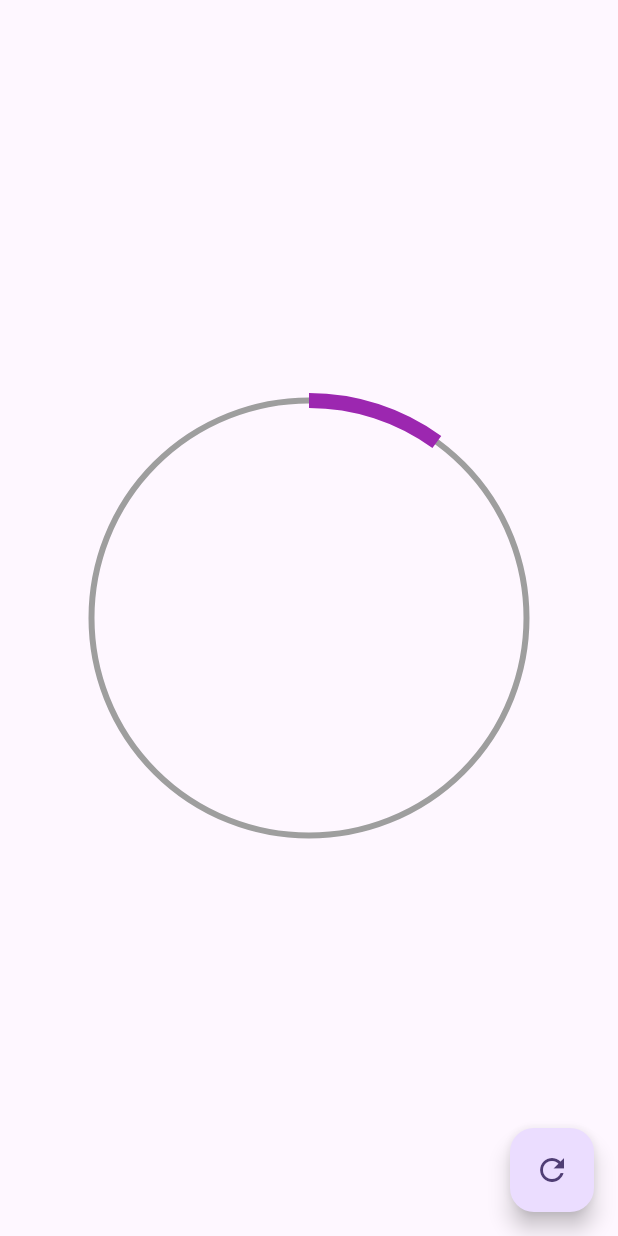
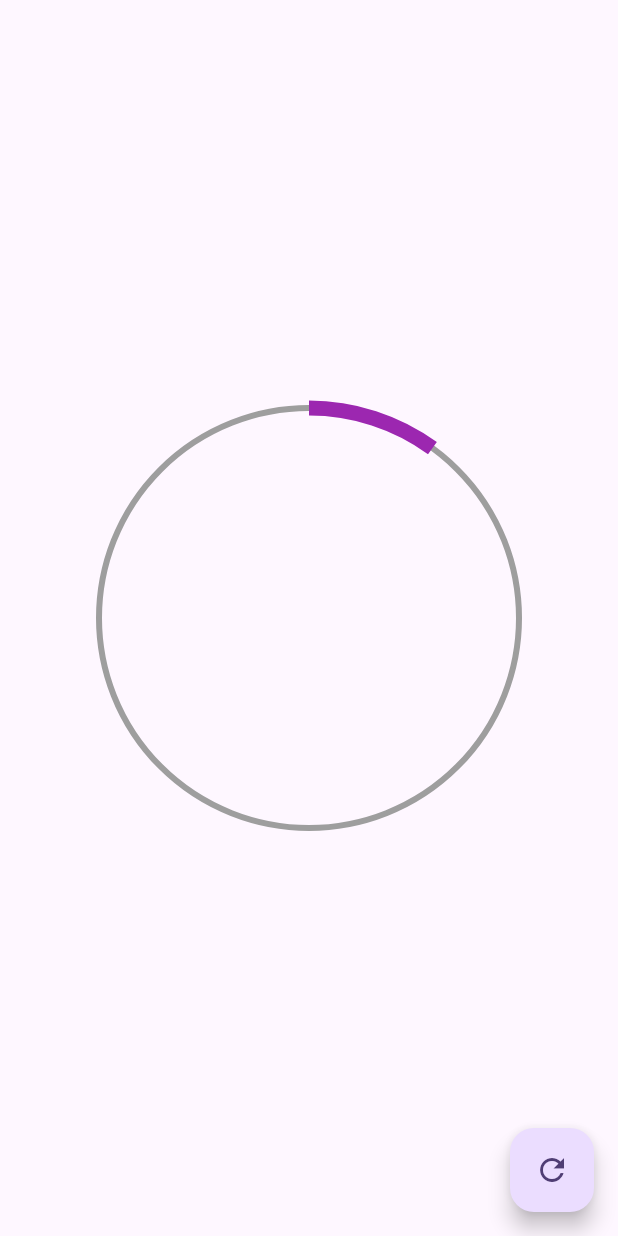
Before and after one commit to AugustoSan/curso_udemy_disenos, a Flutter app: the screen it shows after launch, after a tap on the "refresh" icon, on a phone screen of 412 x 824 dp. Run offline on Flutter 3.47's test engine with Material 3 defaults, Android fonts, the light colour scheme and no system bars.

Commit message:
creacion dw widget radial progress bar

```diff
--- a/lib/main.dart
+++ b/lib/main.dart
@@ -18,7 +18,7 @@
       theme: ThemeData(
         colorScheme: .fromSeed(seedColor: Colors.deepPurple),
       ),
-      home: CircularProgressPage(),
+      home: GraficasCircularesPage(),
     );
   }
 }
--- /dev/null
+++ b/lib/src/pages/graficas_circulares_page.dart
@@ -0,0 +1,36 @@
+import 'package:flutter/material.dart';
+import './../widgets/index.dart';
+
+class GraficasCircularesPage extends StatefulWidget {
+  const GraficasCircularesPage({super.key});
+
+  @override
+  State<GraficasCircularesPage> createState() => _GraficasCircularesPageState();
+}
+
+class _GraficasCircularesPageState extends State<GraficasCircularesPage> {
+  double porcentaje = 0.0;
+  @override
+  Widget build(BuildContext context) {
+    return Scaffold(
+      body: Center(
+        child: SizedBox(
+          width: 300,
+          height: 300,
+          child: RadialProgressBar(porcentaje: porcentaje),
+        ),
+      ),
+      floatingActionButton: FloatingActionButton(
+        child: const Icon(Icons.refresh),
+        onPressed: () {
+          setState(() {
+            porcentaje += 10;
+            if(porcentaje > 100) {
+              porcentaje = 0;
+            }
+          });
+        },
+      ),
+    );
+  }
+}
--- a/lib/src/pages/index.dart
+++ b/lib/src/pages/index.dart
@@ -1,3 +1,3 @@
 export './animaciones_page.dart';
 export './headers_page.dart';
-export './circular_progress_page.dart';
+export './graficas_circulares_page.dart';
--- a/lib/src/widgets/index.dart
+++ b/lib/src/widgets/index.dart
@@ -1 +1,2 @@
 export './headers.dart';
+export './radial_progress_bar.dart';
--- /dev/null
+++ b/lib/src/widgets/radial_progress_bar.dart
@@ -0,0 +1,102 @@
+import 'dart:math';
+import 'package:flutter/material.dart';
+
+class RadialProgressBar extends StatefulWidget {
+  final double porcentaje;
+
+  const RadialProgressBar({super.key, required this.porcentaje});
+
+  @override
+  State<RadialProgressBar> createState() => _RadialProgressBarState();
+}
+
+class _RadialProgressBarState extends State<RadialProgressBar> with SingleTickerProviderStateMixin {
+  late AnimationController controller;
+  late double porcentajeAnterior;
+
+  @override
+  void initState() {
+    porcentajeAnterior = widget.porcentaje;
+    controller = AnimationController(
+      vsync: this,
+      duration: const Duration(milliseconds: 200),
+    );
+    controller.addListener(() {
+      setState(() {});
+    });
+
+    super.initState();
+  }
+
+  @override
+  void dispose() {
+    controller.dispose();
+    super.dispose();
+  }
+
+  @override
+  Widget build(BuildContext context) {
+    controller.forward(from: 0);
+    final diferenciaAnimar = widget.porcentaje - porcentajeAnterior;
+    porcentajeAnterior = widget.porcentaje;
+    return AnimatedBuilder(
+      animation: controller,
+      builder: (context, child) {
+        return Container(
+          width: double.infinity,
+          height: double.infinity,
+          padding: const EdgeInsets.all(10),
+          child: CustomPaint(
+            painter: _MiRadialProgress((widget.porcentaje - diferenciaAnimar) + (diferenciaAnimar * controller.value)),
+          ),
+        );
+      }
+    );
+    // return Container(
+    //   width: double.infinity,
+    //   height: double.infinity,
+    //   padding: const EdgeInsets.all(10),
+    //   child: CustomPaint(
+    //     painter: _MiRadialProgress(widget.porcentaje),
+    //   ),
+    // );
+  }
+}
+
+
+class _MiRadialProgress extends CustomPainter {
+  final double porcentaje; // Porcentaje de progreso
+  _MiRadialProgress(this.porcentaje);
+
+  @override
+  void paint(Canvas canvas, Size size) {
+    // Circulo completo
+    final paint = Paint()
+      ..color = Colors.grey
+      ..strokeWidth = 4
+      ..style = PaintingStyle.stroke;
+
+    final Offset center = Offset(size.width * 0.5, size.height * 0.5);
+    final double radio = min(size.width * 0.5, size.height * 0.5);
+
+    canvas.drawCircle(center, radio, paint);
+
+    final paintArco = new Paint()
+      ..color = Colors.purple
+      ..strokeWidth = 10
+      ..style = PaintingStyle.stroke;
+
+      // Parte que se debera llenando
+      double arcAngle = 2 * pi * (porcentaje / 100); // 50% del circulo
+      canvas.drawArc(
+        Rect.fromCircle(center: center, radius: radio), // Rectangulo que define el circulo
+        -pi / 2, // Angulo de inicio (en este caso, la parte superior del circulo)
+        arcAngle, // Angulo de barrido (en este caso, el 50% del circulo)
+        false, // No es un arco cerrado
+        paintArco,
+      );
+  }
+
+  @override
+  bool shouldRepaint(covariant CustomPainter oldDelegate) => true;
+}
```
Also changed, not shown: lib/src/labs/circular_progress_page.dart (renamed from lib/src/pages/circular_progress_page.dart).
